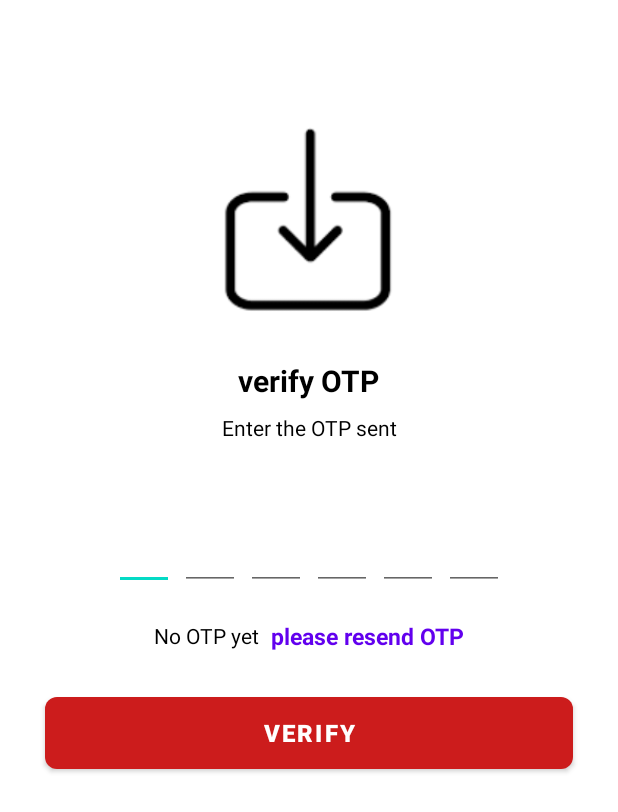
After one commit to Abisolahabib/Private-Property, an Android app: the VerifyOTPActivity screen opened directly, with no data from a screen before it, on a phone screen of 412 x 824 dp. The commit adds this screen. Shown: the top 812 px of the screen. Run offline under Robolectric (Android 15) with nearby library versions, the light colour scheme and no system bars; Roboto replaces fonts that are not available here.

Commit message:
working on signup flow, (verify and send otp page), Update manifest page to remove launcher intent.

```diff
--- /dev/null
+++ b/app/src/main/java/uk/ac/tees/b1592041/privateproperty/VerifyOTPActivity.java
@@ -0,0 +1,14 @@
+package uk.ac.tees.b1592041.privateproperty;
+
+import androidx.appcompat.app.AppCompatActivity;
+
+import android.os.Bundle;
+
+public class VerifyOTPActivity extends AppCompatActivity {
+
+    @Override
+    protected void onCreate(Bundle savedInstanceState) {
+        super.onCreate(savedInstanceState);
+        setContentView(R.layout.activity_verify_otpactivity);
+    }
+}
--- /dev/null
+++ b/app/src/main/res/drawable/button.xml
@@ -0,0 +1,6 @@
+<?xml version="1.0" encoding="utf-8"?>
+<shape xmlns:android="http://schemas.android.com/apk/res/android"
+    android:shape="rectangle">
+    <solid android:color="@color/design_default_color_primary_dark"/>
+<corners android:radius="8dp"/>
+</shape>
--- /dev/null
+++ b/app/src/main/res/drawable/ic_baseline_phone_24.xml
@@ -0,0 +1,5 @@
+<vector android:height="5dp" android:tint="#000000"
+    android:viewportHeight="24" android:viewportWidth="24"
+    android:width="5dp" xmlns:android="http://schemas.android.com/apk/res/android">
+    <path android:fillColor="@android:color/white" android:pathData="M6.62,10.79c1.44,2.83 3.76,5.14 6.59,6.59l2.2,-2.2c0.27,-0.27 0.67,-0.36 1.02,-0.24 1.12,0.37 2.33,0.57 3.57,0.57 0.55,0 1,0.45 1,1V20c0,0.55 -0.45,1 -1,1 -9.39,0 -17,-7.61 -17,-17 0,-0.55 0.45,-1 1,-1h3.5c0.55,0 1,0.45 1,1 0,1.25 0.2,2.45 0.57,3.57 0.11,0.35 0.03,0.74 -0.25,1.02l-2.2,2.2z"/>
+</vector>
--- a/app/src/main/res/layout/activity_login.xml
+++ b/app/src/main/res/layout/activity_login.xml
@@ -63,7 +63,8 @@
             android:layout_width="match_parent"
             android:layout_height="wrap_content"
             android:id="@+id/password"
-            android:hint="Password">
+            android:hint="Password"
+            app:endIconMode="password_toggle">
             <Button
 
                 android:layout_width="200dp"
--- a/app/src/main/res/layout/activity_profile.xml
+++ b/app/src/main/res/layout/activity_profile.xml
@@ -102,7 +102,9 @@
             android:layout_width="match_parent"
             android:layout_height="wrap_content"
             android:text="07721647251"
-            android:drawablePadding="15dp">
+            android:drawablePadding="15dp"
+            android:src="@drawable/ic_baseline_phone_24">
+
 
         </com.google.android.material.textfield.TextInputEditText>
 
--- /dev/null
+++ b/app/src/main/res/layout/activity_verify_otpactivity.xml
@@ -0,0 +1,197 @@
+<?xml version="1.0" encoding="utf-8"?>
+<ScrollView xmlns:android="http://schemas.android.com/apk/res/android"
+
+    xmlns:tools="http://schemas.android.com/tools"
+    android:layout_width="match_parent"
+    android:layout_height="match_parent"
+    android:overScrollMode="never"
+    android:scrollbars="none"
+    tools:context=".VerifyOTPActivity">
+    <LinearLayout
+        android:layout_width="match_parent"
+        android:layout_height="wrap_content"
+        android:gravity="center_horizontal"
+        android:orientation="vertical">
+        <ImageView
+            android:layout_width="130dp"
+            android:layout_height="130dp"
+            android:layout_marginTop="80dp"
+            android:contentDescription="Verify using firebase"
+            android:src="@drawable/receive"/>
+        <TextView
+        android:layout_width="wrap_content"
+        android:layout_height="wrap_content"
+        android:layout_marginTop="30dp"
+        android:text="verify OTP"
+        android:textColor="@color/black"
+        android:textSize="20sp"
+        android:textStyle="bold"/>
+        <TextView
+            android:layout_width="match_parent"
+            android:layout_height="wrap_content"
+            android:layout_marginStart="50dp"
+            android:layout_marginTop="8dp"
+            android:layout_marginEnd="50dp"
+            android:gravity="center"
+            android:text="@string/enter_the_otp_sent"
+            android:textColor="@color/black"
+            android:textSize="14sp"/>
+        <TextView
+            android:id="@+id/mobile"
+            android:layout_width="match_parent"
+            android:layout_height="wrap_content"
+            android:layout_marginStart="50dp"
+            android:layout_marginTop="4dp"
+            android:layout_marginEnd="50dp"
+            android:gravity="center"
+
+            android:textColor="@color/design_default_color_primary"
+            android:textSize="14sp"
+            android:textStyle="bold"/>
+
+        <LinearLayout
+            android:layout_width="match_parent"
+            android:layout_height="wrap_content"
+            android:layout_marginTop="30dp"
+            android:gravity="center"
+
+            android:orientation="horizontal">
+
+            <EditText
+                android:id="@+id/code"
+                android:layout_width="40dp"
+                android:layout_height="45dp"
+                android:gravity="center"
+                android:imeOptions="actionNext"
+                android:importantForAutofill="no"
+                android:inputType="number"
+                android:maxLength="1"
+                android:textColor="@color/design_default_color_primary"
+                android:textSize="24sp"
+                android:textStyle="bold"
+                tools:ignore="Label"
+
+                />
+
+            <EditText
+                android:id="@+id/code1"
+                android:layout_width="40dp"
+                android:layout_height="45dp"
+                android:layout_marginStart="4dp"
+                android:gravity="center"
+                android:imeOptions="actionNext"
+                android:importantForAutofill="no"
+                android:inputType="number"
+                android:maxLength="1"
+                android:textColor="@color/design_default_color_primary"
+                android:textSize="24sp"
+                android:textStyle="bold"
+                tools:ignore="Label"
+
+                />
+
+            <EditText
+                android:id="@+id/code2"
+                android:layout_width="40dp"
+                android:layout_height="45dp"
+                android:layout_marginStart="4dp"
+                android:gravity="center"
+                android:imeOptions="actionNext"
+                android:importantForAutofill="no"
+                android:inputType="number"
+                android:maxLength="1"
+                android:textColor="@color/design_default_color_primary"
+                android:textSize="24sp"
+                android:textStyle="bold"
+                tools:ignore="Label"
+
+                />
+
+            <EditText
+                android:id="@+id/code3"
+                android:layout_width="40dp"
+                android:layout_height="45dp"
+                android:layout_marginStart="4dp"
+                android:gravity="center"
+                android:imeOptions="actionNext"
+                android:importantForAutofill="no"
+                android:inputType="number"
+                android:maxLength="1"
+                android:textColor="@color/design_default_color_primary"
+                android:textSize="24sp"
+                android:textStyle="bold"
+                tools:ignore="Label"
+
+                />
+
+            <EditText
+                android:id="@+id/code4"
+                android:layout_width="40dp"
+                android:layout_height="45dp"
+                android:layout_marginStart="4dp"
+                android:gravity="center"
+                android:imeOptions="actionNext"
+                android:importantForAutofill="no"
+                android:inputType="number"
+                android:maxLength="1"
+                android:textColor="@color/design_default_color_primary"
+                android:textSize="24sp"
+                android:textStyle="bold"
+                tools:ignore="Label"
+
+                />
+
+            <EditText
+                android:id="@+id/code5"
+                android:layout_width="40dp"
+                android:layout_height="45dp"
+                android:layout_marginStart="4dp"
+                android:gravity="center"
+                android:imeOptions="actionNext"
+                android:importantForAutofill="no"
+                android:inputType="number"
+                android:maxLength="1"
+                android:textColor="@color/design_default_color_primary"
+                android:textSize="24sp"
+                android:textStyle="bold"
+                tools:ignore="Label"
+
+                />
+        </LinearLayout>
+        <LinearLayout
+            android:layout_width="match_parent"
+            android:layout_height="wrap_content"
+            android:layout_marginTop="20dp"
+            android:gravity="center"
+            android:orientation="horizontal">
+
+            <TextView
+                android:layout_width="wrap_content"
+                android:layout_height="wrap_content"
+                android:text="@string/no_otp_yet"
+                android:textColor="@color/design_default_color_on_secondary"
+                android:textSize="14sp" />
+
+            <TextView
+                android:layout_width="wrap_content"
+                android:layout_height="wrap_content"
+                android:layout_marginStart="8dp"
+                android:text="@string/please_resend_otp"
+                android:textColor="@color/design_default_color_primary"
+                android:textSize="15sp"
+                android:textStyle="bold" />
+        </LinearLayout>
+        <Button
+            android:id="@+id/otpbuttonverify"
+            android:layout_width="match_parent"
+            android:layout_height="wrap_content"
+            android:layout_margin="30dp"
+            android:background="@drawable/button"
+            android:text="@string/verify"
+            android:textColor="@color/white"
+            android:textSize="16sp"
+            android:textStyle="bold"/>
+
+    </LinearLayout>
+
+</ScrollView>
--- a/app/src/main/res/values/strings.xml
+++ b/app/src/main/res/values/strings.xml
@@ -5,4 +5,15 @@
     <string name="get_started">Get Started</string>
     <string name="sign_in_to_continue">Sign in to continue</string>
     <string name="toast_message">Password changed successfully</string>
+    <string name="otp_will_br_sent_shortly">OTP will br sent shortly</string>
+    <string name="enter_your_mobile_number">enter your mobile number</string>
+    <string name="_44">+44</string>
+    <string name="_0123456789">0123456789</string>
+    <string name="receive_otp">receive otp</string>
+    <string name="enter_the_otp_sent">Enter the OTP sent</string>
+    <string name="no_otp">No OTP</string>
+    <string name="no_otp_yet">No OTP yet</string>
+    <string name="please_resend_otp">please resend OTP</string>
+    <string name="_69359770">69359770</string>
+    <string name="verify">verify</string>
 </resources>
```
Also changed, not shown: app/src/main/AndroidManifest.xml (+22 -0 lines), app/src/main/java/uk/ac/tees/b1592041/privateproperty/SendOTPActivity.java (added, +31 -0 lines), app/src/main/res/layout/activity_change_password.xml (+5 -2 lines), app/src/main/res/layout/activity_onetimepassword.xml (+10 -9 lines), app/src/main/res/layout/activity_send_otpactivity.xml (added, +99 -0 lines), app/src/main/res/layout/activity_signup.xml (+29 -6 lines), app/src/main/res/drawable/icon.jpg (added), app/src/main/res/drawable/receive.png (added), app/src/main/res/drawable/sent.png (added).
